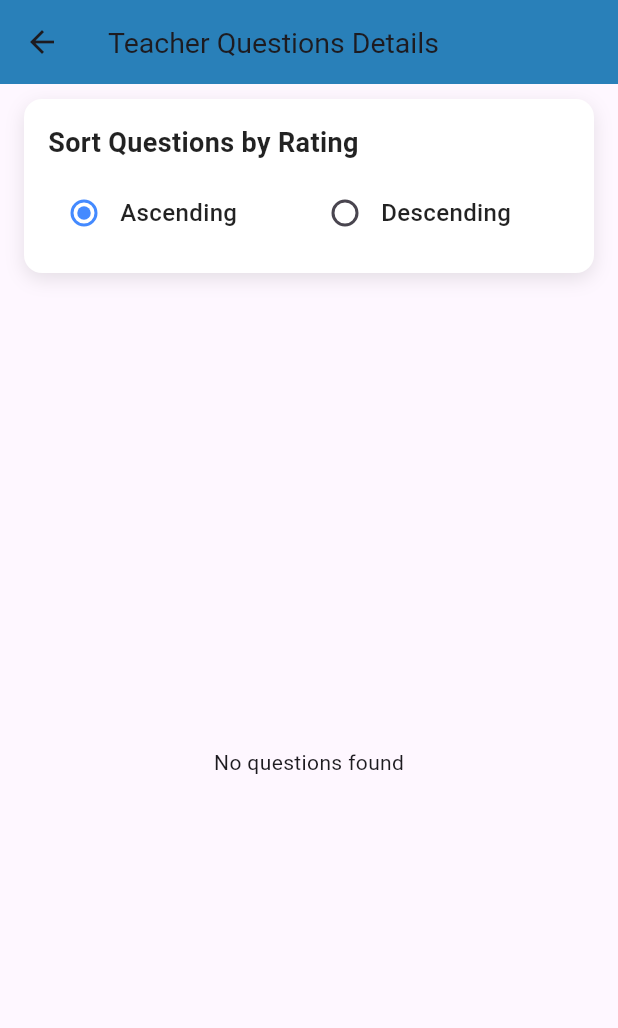
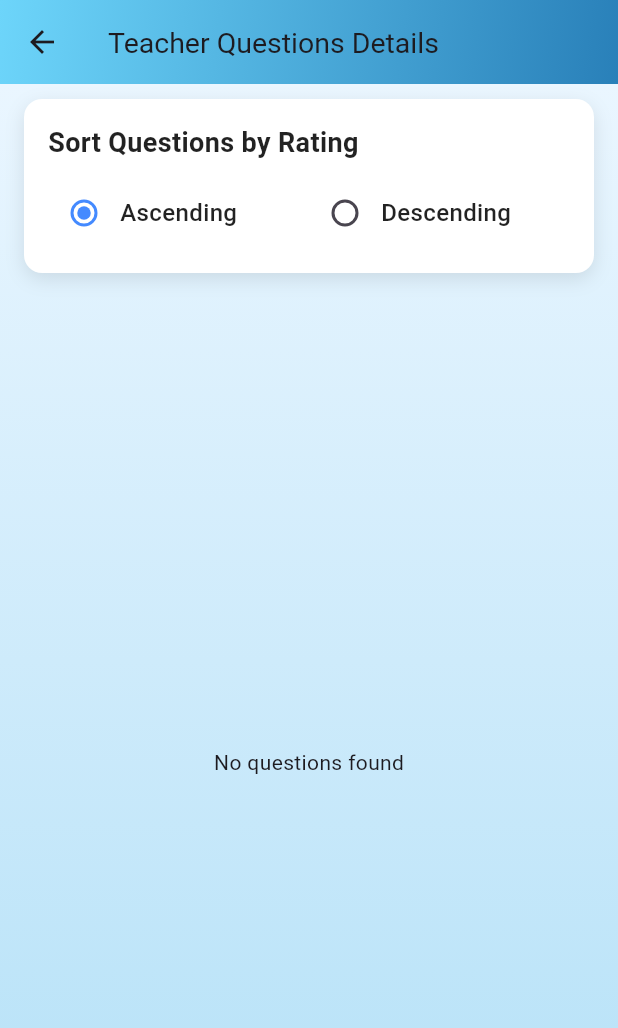
Before and after one commit to Anan-Elayan/project_mongodb_quiz_app, a Flutter app: the TeacherPanel screen opened directly, after a tap on "My Questions", on a phone screen of 412 x 824 dp. Shown: the top 1028 px of the screen. Run offline on Flutter 3.47's test engine with Material 3 defaults, Android fonts, the phone set to English and light mode, and no system bars; our stand-ins replace fluttertoast, rflutter_alert, shared_preferences; accounts and stored records are empty; network calls fail.

Commit message:
handle the design

```diff
--- a/lib/main.dart
+++ b/lib/main.dart
@@ -21,4 +21,3 @@ class _MyAppState extends State<MyApp> {
     );
   }
 }
-// todo handle the analytics based on the teacher(# students)
--- a/lib/screens/add_question_page.dart
+++ b/lib/screens/add_question_page.dart
@@ -109,7 +109,7 @@ class _AddQuestionScreenState extends State<AddQuestionScreen> {
             fontWeight: FontWeight.bold,
           ),
         ),
-        centerTitle: true,
+        centerTitle: false,
         flexibleSpace: Container(
           decoration: const BoxDecoration(
             gradient: LinearGradient(
--- a/lib/screens/login_screen.dart
+++ b/lib/screens/login_screen.dart
@@ -119,7 +119,7 @@ class _LoginScreenState extends State<LoginScreen> {
           "Login",
           style: TextStyle(color: Colors.white),
         ),
-        centerTitle: true,
+        centerTitle: false,
         flexibleSpace: Container(
           decoration: const BoxDecoration(
             gradient: LinearGradient(
--- a/lib/screens/quiz_page.dart
+++ b/lib/screens/quiz_page.dart
@@ -69,7 +69,7 @@ class _QuizPageState extends State<QuizPage> {
       );
 
       if (quiz.isFinished()) {
-        _markAnswer(selectedChoiceText == correctAnswer);
+        // _markAnswer(selectedChoiceText == correctAnswer);
 
         Alert(
           style: const AlertStyle(),
@@ -108,7 +108,7 @@ class _QuizPageState extends State<QuizPage> {
           ],
         ).show();
       } else {
-        _markAnswer(selectedChoiceText == correctAnswer);
+        // _markAnswer(selectedChoiceText == correctAnswer);
         quiz.nextQuestion();
         numberQuestion++;
         selectedChoice = null;
--- a/lib/screens/register_screen.dart
+++ b/lib/screens/register_screen.dart
@@ -153,7 +153,7 @@ class _RegisterScreenState extends State<RegisterScreen> {
           "Register",
           style: TextStyle(color: Colors.white),
         ),
-        centerTitle: true,
+        centerTitle: false,
         flexibleSpace: Container(
           decoration: const BoxDecoration(
             gradient: LinearGradient(
--- a/lib/screens/teacher_questions_details.dart
+++ b/lib/screens/teacher_questions_details.dart
@@ -184,7 +184,16 @@ class _TeacherQuestionDetailsState extends State<TeacherQuestionDetails> {
   Widget build(BuildContext context) {
     return Scaffold(
       appBar: AppBar(
-        backgroundColor: const Color(0xFF2980B9),
+        centerTitle: false,
+        flexibleSpace: Container(
+          decoration: const BoxDecoration(
+            gradient: LinearGradient(
+              colors: [Color(0xFF6DD5FA), Color(0xFF2980B9)],
+              begin: Alignment.topLeft,
+              end: Alignment.bottomRight,
+            ),
+          ),
+        ),
         title: const Text(
           "Teacher Questions Details",
           style: TextStyle(
@@ -192,7 +201,16 @@ class _TeacherQuestionDetailsState extends State<TeacherQuestionDetails> {
           ),
         ),
       ),
-      body: Column(
+      body: Container(
+        height: double.infinity,
+        decoration: const BoxDecoration(
+          gradient: LinearGradient(
+            colors: [Color(0xFFEAF6FF), Color(0xFFB2E0F7)],
+            begin: Alignment.topCenter,
+            end: Alignment.bottomCenter,
+          ),
+        ),
+        child: Column(
           children: [
             Container(
               padding: const EdgeInsets.all(16.0),
@@ -349,7 +367,7 @@ class _TeacherQuestionDetailsState extends State<TeacherQuestionDetails> {
                                       ),
                                     ],
                                   ),
-                                const Divider(color: Colors.white54),
+                                  const Divider(color: Colors.black),
                                   Text(
                                     "Choices: ${question['choices'].join(", ")}",
                                     style: const TextStyle(
@@ -396,6 +414,7 @@ class _TeacherQuestionDetailsState extends State<TeacherQuestionDetails> {
             ),
           ],
         ),
+      ),
     );
   }
 }
--- a/lib/screens/teachers_panel.dart
+++ b/lib/screens/teachers_panel.dart
@@ -111,7 +111,15 @@ class _TeacherPanelState extends State<TeacherPanel> {
           ),
         ),
         centerTitle: true,
-        backgroundColor: const Color(0xFF2980B9),
+        flexibleSpace: Container(
+          decoration: const BoxDecoration(
+            gradient: LinearGradient(
+              colors: [Color(0xFF6DD5FA), Color(0xFF2980B9)],
+              begin: Alignment.topLeft,
+              end: Alignment.bottomRight,
+            ),
+          ),
+        ),
         elevation: 5,
         actions: [
           IconButton(
--- a/lib/services/networking.dart
+++ b/lib/services/networking.dart
@@ -81,13 +81,9 @@ class NetworkingHelper {
     }
   }
 
-  // String id
-// Function to send the DELETE request to the API
   Future<bool> deleteData(Map<String, dynamic> body) async {
     Uri uri = Uri.parse(url);
-
     try {
-      // Send the DELETE request with the body
       http.Response response = await http.delete(
         uri,
         headers: {"Content-Type": "application/json"},
```
Also changed, not shown: lib/constant/constant.dart (+64 -11 lines), lib/screens/settings_screen.dart (+10 -2 lines), lib/screens/show_students_details.dart (+21 -2 lines). Lines whose indentation alone changed are shown as unchanged.
